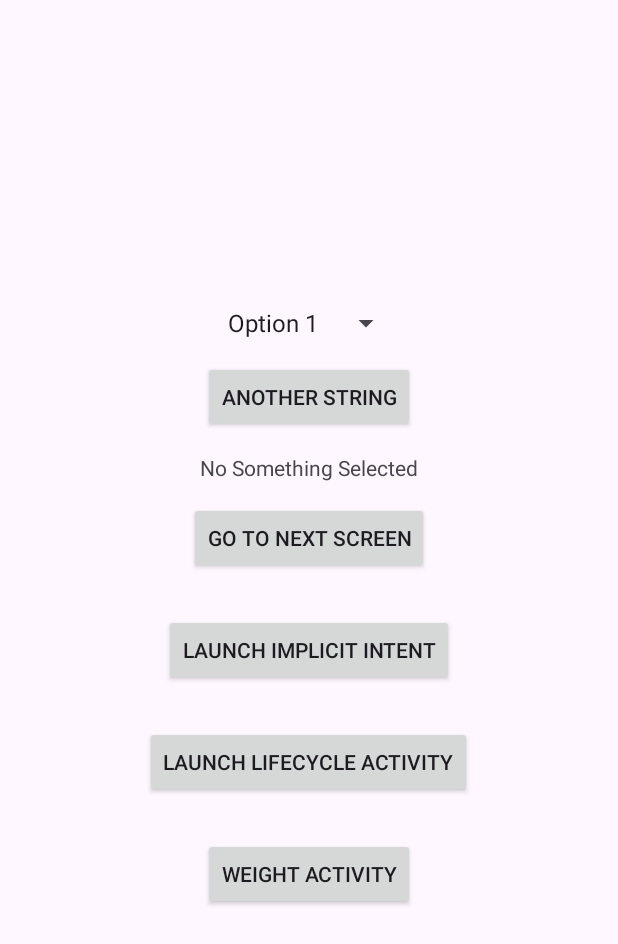
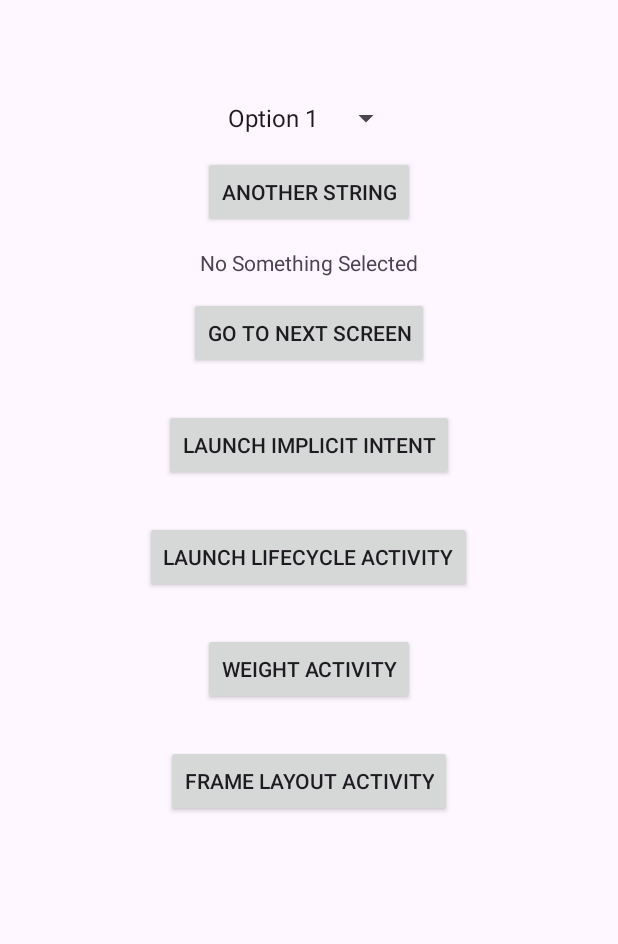
Before and after one commit to WadhahEssam/HeadFirstProject, an Android app: the screen it shows after launch (MainActivity), on a phone screen of 412 x 824 dp. Shown: the top 944 px of the screen. Run offline under Robolectric (Android 15) with nearby library versions, the phone set to English and light mode, and no system bars.

Commit message:
scroll view and other cool components and frame layout

```diff
--- a/app/src/main/AndroidManifest.xml
+++ b/app/src/main/AndroidManifest.xml
@@ -21,6 +21,9 @@
             android:name=".WeightActivity"
             android:windowSoftInputMode="adjustResize" />
         <activity
+            android:name=".FrameLayoutActivity"
+        />
+        <activity
             android:name=".MainActivity"
             android:exported="true">
             <intent-filter>
--- a/app/src/main/java/com/example/myapplication/MainActivity.java
+++ b/app/src/main/java/com/example/myapplication/MainActivity.java
@@ -8,6 +8,7 @@ import android.view.ViewGroup;
 import android.widget.ArrayAdapter;
 import android.widget.Button;
 import android.widget.LinearLayout;
+import android.widget.ScrollView;
 import android.widget.Spinner;
 import android.widget.TextView;
 
@@ -28,9 +29,13 @@ public class MainActivity extends AppCompatActivity {
     protected void onCreate(Bundle savedInstanceState) {
         super.onCreate(savedInstanceState);
 
+        ScrollView mainScrollview = new ScrollView(this);
+
         LinearLayout wrapperLayout = new LinearLayout(this);
         wrapperLayout.setOrientation(LinearLayout.VERTICAL);
         wrapperLayout.setGravity(Gravity.CENTER);
+        wrapperLayout.setPadding(0, 100, 0, 5000);
+        mainScrollview.addView(wrapperLayout);
 
         Spinner itemsSpinner = new Spinner(this);
         this.itemsSpinner = itemsSpinner;
@@ -110,7 +115,12 @@ public class MainActivity extends AppCompatActivity {
         });
         wrapperLayout.addView(buttonForWeightLayout);
 
-        setContentView(wrapperLayout);
+        View buttonForFrameLayoutActivity = Generator.generateButtonWithWrapper(this, "Frame Layout Activity", view -> {
+            startActivity(new Intent(this, FrameLayoutActivity.class));
+        });
+        wrapperLayout.addView(buttonForFrameLayoutActivity);
+
+        setContentView(mainScrollview);
     }
 
     public void handleOnSubmit() {
--- a/app/src/main/java/com/example/myapplication/WeightActivity.java
+++ b/app/src/main/java/com/example/myapplication/WeightActivity.java
@@ -2,6 +2,7 @@ package com.example.myapplication;
 
 import android.app.Activity;
 import android.content.Context;
+import android.graphics.drawable.Icon;
 import android.os.Build;
 import android.os.Bundle;
 import android.view.Gravity;
```
Also changed, not shown: app/src/main/java/com/example/myapplication/FrameLayoutActivity.java (added, +43 -0 lines), app/src/main/java/com/example/myapplication/LifeCycleActivity.java (line endings or trailing spaces), 1 other file.
